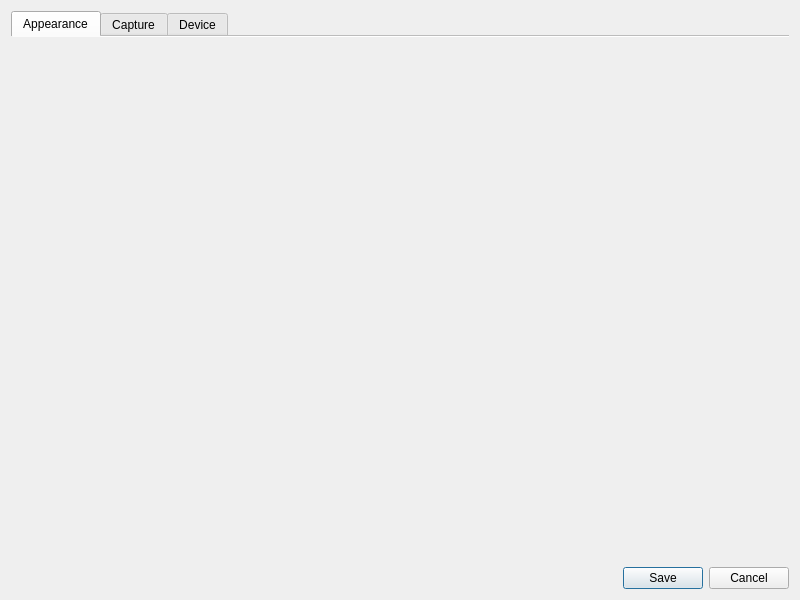
First picture: the form in software/squishy/gui/preferences_window.ui, repository squishy-scsi/squishy, before the edit.
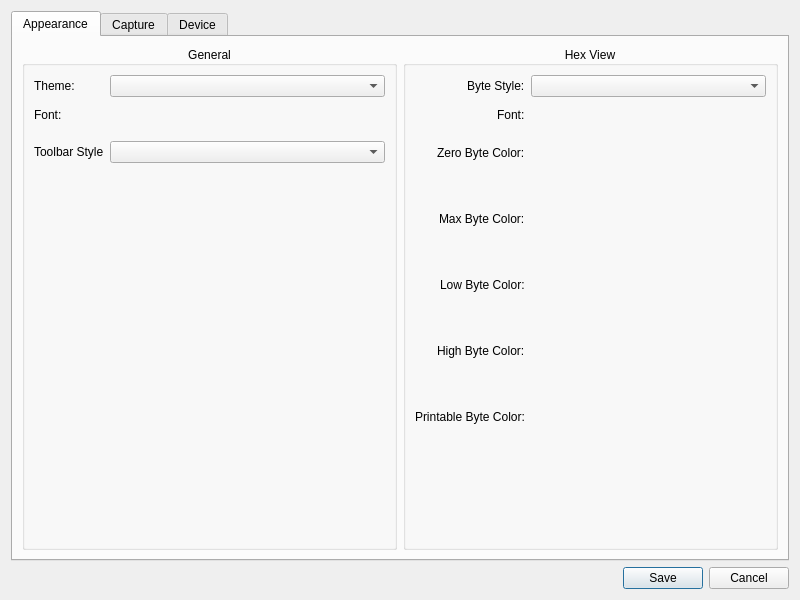
Second picture: the form after the edit. The open tabs and pages were chosen to show the change. Icons and pictures are not drawn. Custom widgets are drawn as their Qt base class.

Commit message: software: gui: lots of gui pokes and tweaks

```diff
--- a/software/squishy/gui/preferences_window.ui
+++ b/software/squishy/gui/preferences_window.ui
@@ -51,7 +51,7 @@
       </size>
      </property>
      <property name="documentMode">
-      <bool>true</bool>
+      <bool>false</bool>
      </property>
      <widget class="QWidget" name="tab_appearance">
       <attribute name="icon">
@@ -61,6 +61,203 @@
       <attribute name="title">
        <string>Appearance</string>
       </attribute>
+      <layout class="QGridLayout" name="gridLayout">
+       <item row="0" column="0">
+        <widget class="QGroupBox" name="groupBox_2">
+         <property name="title">
+          <string>General</string>
+         </property>
+         <property name="alignment">
+          <set>Qt::AlignCenter</set>
+         </property>
+         <layout class="QFormLayout" name="formLayout_2">
+          <property name="formAlignment">
+           <set>Qt::AlignHCenter|Qt::AlignTop</set>
+          </property>
+          <item row="0" column="0">
+           <widget class="QLabel" name="label">
+            <property name="text">
+             <string>Theme:</string>
+            </property>
+           </widget>
+          </item>
+          <item row="0" column="1">
+           <widget class="QComboBox" name="cmb_theme"/>
+          </item>
+          <item row="1" column="0">
+           <widget class="QLabel" name="label_2">
+            <property name="text">
+             <string>Font:</string>
+            </property>
+           </widget>
+          </item>
+          <item row="2" column="0">
+           <widget class="QLabel" name="label_3">
+            <property name="text">
+             <string>Toolbar Style</string>
+            </property>
+           </widget>
+          </item>
+          <item row="1" column="1">
+           <widget class="FontPicker" name="fp_main" native="true">
+            <property name="minimumSize">
+             <size>
+              <width>32</width>
+              <height>32</height>
+             </size>
+            </property>
+           </widget>
+          </item>
+          <item row="2" column="1">
+           <widget class="QComboBox" name="cmb_toolbar_style">
+            <property name="currentText">
+             <string/>
+            </property>
+            <property name="currentIndex">
+             <number>-1</number>
+            </property>
+           </widget>
+          </item>
+         </layout>
+        </widget>
+       </item>
+       <item row="0" column="1">
+        <widget class="QGroupBox" name="groupBox">
+         <property name="title">
+          <string>Hex View</string>
+         </property>
+         <property name="alignment">
+          <set>Qt::AlignCenter</set>
+         </property>
+         <property name="flat">
+          <bool>false</bool>
+         </property>
+         <property name="checkable">
+          <bool>false</bool>
+         </property>
+         <layout class="QFormLayout" name="formLayout">
+          <property name="labelAlignment">
+           <set>Qt::AlignRight|Qt::AlignTrailing|Qt::AlignVCenter</set>
+          </property>
+          <property name="formAlignment">
+           <set>Qt::AlignHCenter|Qt::AlignTop</set>
+          </property>
+          <item row="0" column="0">
+           <widget class="QLabel" name="label_5">
+            <property name="text">
+             <string>Byte Style:</string>
+            </property>
+           </widget>
+          </item>
+          <item row="0" column="1">
+           <widget class="QComboBox" name="cmb_hex_byte_style"/>
+          </item>
+          <item row="1" column="0">
+           <widget class="QLabel" name="label_4">
+            <property name="text">
+             <string>Font:</string>
+            </property>
+           </widget>
+          </item>
+          <item row="1" column="1">
+           <widget class="FontPicker" name="fp_hex" native="true">
+            <property name="minimumSize">
+             <size>
+              <width>32</width>
+              <height>32</height>
+             </size>
+            </property>
+           </widget>
+          </item>
+          <item row="2" column="0">
+           <widget class="QLabel" name="label_6">
+            <property name="text">
+             <string>Zero Byte Color:</string>
+            </property>
+           </widget>
+          </item>
+          <item row="2" column="1">
+           <widget class="ColorPicker" name="clr_zero" native="true">
+            <property name="minimumSize">
+             <size>
+              <width>114</width>
+              <height>60</height>
+             </size>
+            </property>
+           </widget>
+          </item>
+          <item row="4" column="0">
+           <widget class="QLabel" name="label_7">
+            <property name="text">
+             <string>Low Byte Color:</string>
+            </property>
+           </widget>
+          </item>
+          <item row="5" column="0">
+           <widget class="QLabel" name="label_8">
+            <property name="text">
+             <string>High Byte Color:</string>
+            </property>
+           </widget>
+          </item>
+          <item row="7" column="0">
+           <widget class="QLabel" name="label_10">
+            <property name="text">
+             <string>Printable Byte Color:</string>
+            </property>
+           </widget>
+          </item>
+          <item row="3" column="0">
+           <widget class="QLabel" name="label_9">
+            <property name="text">
+             <string>Max Byte Color:</string>
+            </property>
+           </widget>
+          </item>
+          <item row="5" column="1">
+           <widget class="ColorPicker" name="clr_high" native="true">
+            <property name="minimumSize">
+             <size>
+              <width>114</width>
+              <height>60</height>
+             </size>
+            </property>
+           </widget>
+          </item>
+          <item row="4" column="1">
+           <widget class="ColorPicker" name="clr_low" native="true">
+            <property name="minimumSize">
+             <size>
+              <width>114</width>
+              <height>60</height>
+             </size>
+            </property>
+           </widget>
+          </item>
+          <item row="7" column="1">
+           <widget class="ColorPicker" name="clr_printable" native="true">
+            <property name="minimumSize">
+             <size>
+              <width>114</width>
+              <height>60</height>
+             </size>
+            </property>
+           </widget>
+          </item>
+          <item row="3" column="1">
+           <widget class="ColorPicker" name="clr_max" native="true">
+            <property name="minimumSize">
+             <size>
+              <width>114</width>
+              <height>60</height>
+             </size>
+            </property>
+           </widget>
+          </item>
+         </layout>
+        </widget>
+       </item>
+      </layout>
      </widget>
      <widget class="QWidget" name="tab_capture">
       <attribute name="icon">
@@ -123,6 +320,20 @@
    </item>
   </layout>
  </widget>
+ <customwidgets>
+  <customwidget>
+   <class>FontPicker</class>
+   <extends>QWidget</extends>
+   <header>widgets/font_picker.py</header>
+   <container>1</container>
+  </customwidget>
+  <customwidget>
+   <class>ColorPicker</class>
+   <extends>QWidget</extends>
+   <header>widgets/color_picker.py</header>
+   <container>1</container>
+  </customwidget>
+ </customwidgets>
  <resources/>
  <connections>
   <connection>
```
The commit also changes 7 other files.
